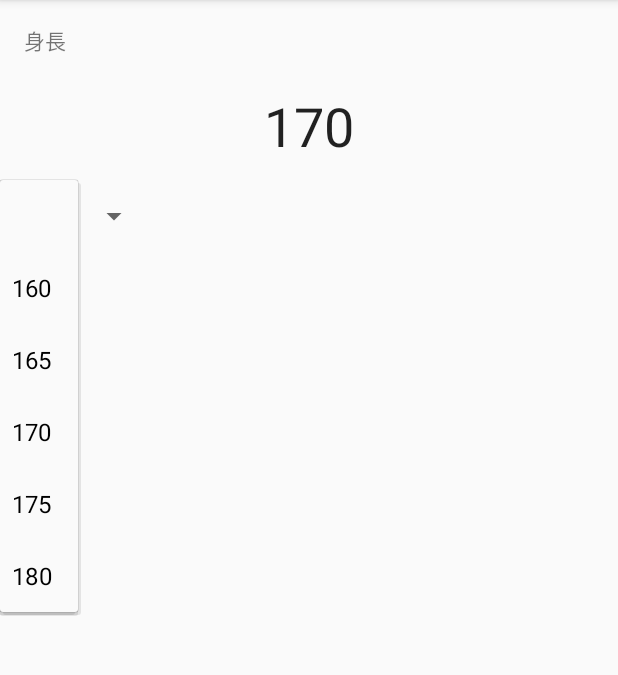
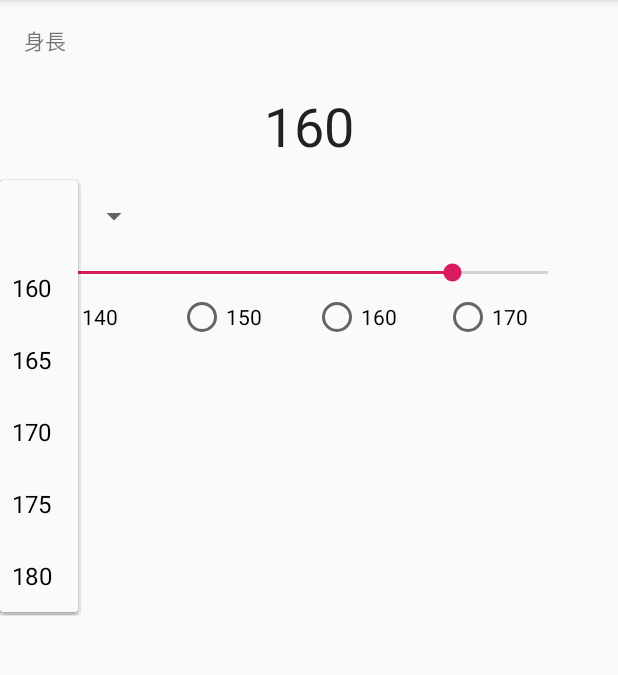
Before and after one commit to ayumu-1212/AndroidApplicationPractice, an Android app: the HeightActivity screen opened directly, with no data from a screen before it, after a tap on an icon or button, on a phone screen of 412 x 824 dp, the part 84-759 px from its top. Run offline under Robolectric (Android 15) with nearby library versions, the phone set to English and light mode, and no system bars.

Commit message:
:bookmark: sizeAppが完成

```diff
--- a/MySize/app/build.gradle
+++ b/MySize/app/build.gradle
@@ -25,6 +25,7 @@ android {
 }
 
 dependencies {
+    implementation "org.jetbrains.anko:anko-common:$anko_version"
     implementation fileTree(dir: 'libs', include: ['*.jar'])
     implementation "org.jetbrains.kotlin:kotlin-stdlib-jdk7:$kotlin_version"
     implementation 'androidx.appcompat:appcompat:1.1.0'
--- a/MySize/app/src/main/java/com/example/mysize/HeightActivity.kt
+++ b/MySize/app/src/main/java/com/example/mysize/HeightActivity.kt
@@ -2,8 +2,11 @@ package com.example.mysize
 
 import androidx.appcompat.app.AppCompatActivity
 import android.os.Bundle
+import android.preference.PreferenceManager
 import android.view.View
 import android.widget.AdapterView
+import android.widget.RadioButton
+import android.widget.SeekBar
 import android.widget.Spinner
 import kotlinx.android.synthetic.main.activity_height.*
 
@@ -30,5 +33,39 @@ class HeightActivity : AppCompatActivity() {
                 override
                 fun onNothingSelected(parent: AdapterView<*>?) { }
             }
+
+        PreferenceManager.getDefaultSharedPreferences(this).apply {
+            val heightVal = getInt("HEIGHT", 160)
+            height.setText(heightVal.toString())
+            seekBar.progress = heightVal
+        }
+
+        seekBar.setOnSeekBarChangeListener(
+            object : SeekBar.OnSeekBarChangeListener {
+                override fun onProgressChanged(
+                    seekBar: SeekBar?,
+                    progress: Int,
+                    fromUser: Boolean
+                ) {
+                    height.text = progress.toString()
+                }
+
+                override
+                fun onStartTrackingTouch(seekBar: SeekBar?) {}
+
+                override fun onStopTrackingTouch(seekBar: SeekBar?) {}
+            }
+        )
+
+        radioGroup.setOnCheckedChangeListener {
+            group, checkedId ->
+                height.text = findViewById<RadioButton>(checkedId).text
+        }
+    }
+    override fun onPause() {
+        super.onPause()
+        PreferenceManager.getDefaultSharedPreferences(this).edit()
+            .putInt("HEIGHT", height.text.toString().toInt())
+            .apply()
     }
 }
--- a/MySize/app/src/main/java/com/example/mysize/MainActivity.kt
+++ b/MySize/app/src/main/java/com/example/mysize/MainActivity.kt
@@ -4,6 +4,7 @@ import androidx.appcompat.app.AppCompatActivity
 import android.os.Bundle
 import android.preference.PreferenceManager
 import kotlinx.android.synthetic.main.activity_main.*
+import org.jetbrains.anko.startActivity
 
 class MainActivity : AppCompatActivity() {
 
--- a/MySize/app/src/main/res/layout/activity_height.xml
+++ b/MySize/app/src/main/res/layout/activity_height.xml
@@ -37,4 +37,49 @@
         android:entries="@array/txt_height_arr"
         app:layout_constraintStart_toStartOf="parent"
         app:layout_constraintTop_toTopOf="parent" />
+
+    <SeekBar
+        android:id="@+id/seekBar"
+        android:layout_width="350dp"
+        android:layout_height="27dp"
+        android:max="200"
+        android:progress="160"
+        app:layout_constraintEnd_toEndOf="parent"
+        app:layout_constraintStart_toStartOf="parent"
+        app:layout_constraintTop_toBottomOf="@+id/spinner" />
+
+    <RadioGroup
+        android:id="@+id/radioGroup"
+        android:layout_width="wrap_content"
+        android:layout_height="wrap_content"
+        android:orientation="horizontal"
+        app:layout_constraintEnd_toEndOf="parent"
+        app:layout_constraintStart_toStartOf="parent"
+        app:layout_constraintTop_toBottomOf="@+id/seekBar">
+
+        <RadioButton
+            android:id="@+id/height1"
+            android:layout_width="96dp"
+            android:layout_height="wrap_content"
+            android:text="140" />
+
+        <RadioButton
+            android:id="@+id/height2"
+            android:layout_width="90dp"
+            android:layout_height="wrap_content"
+            android:text="150" />
+
+        <RadioButton
+            android:id="@+id/height3"
+            android:layout_width="87dp"
+            android:layout_height="wrap_content"
+            android:text="160" />
+
+        <RadioButton
+            android:id="@+id/height4"
+            android:layout_width="94dp"
+            android:layout_height="wrap_content"
+            android:text="170" />
+    </RadioGroup>
+
 </androidx.constraintlayout.widget.ConstraintLayout>
--- a/MySize/build.gradle
+++ b/MySize/build.gradle
@@ -2,6 +2,8 @@
 
 buildscript {
     ext.kotlin_version = '1.3.50'
+    ext.anko_version = '0.10.8'
+    ext
     repositories {
         google()
         jcenter()
```
